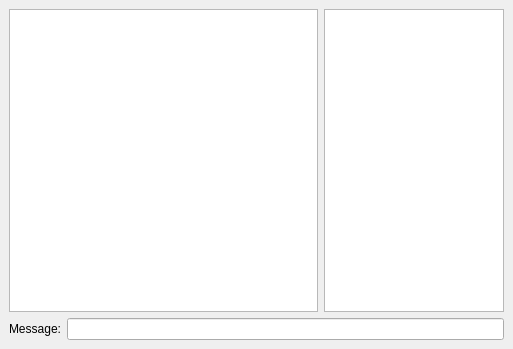
First picture: the form in chatdialog.ui, repository AnnaChernova/P2Pchat, before the edit.
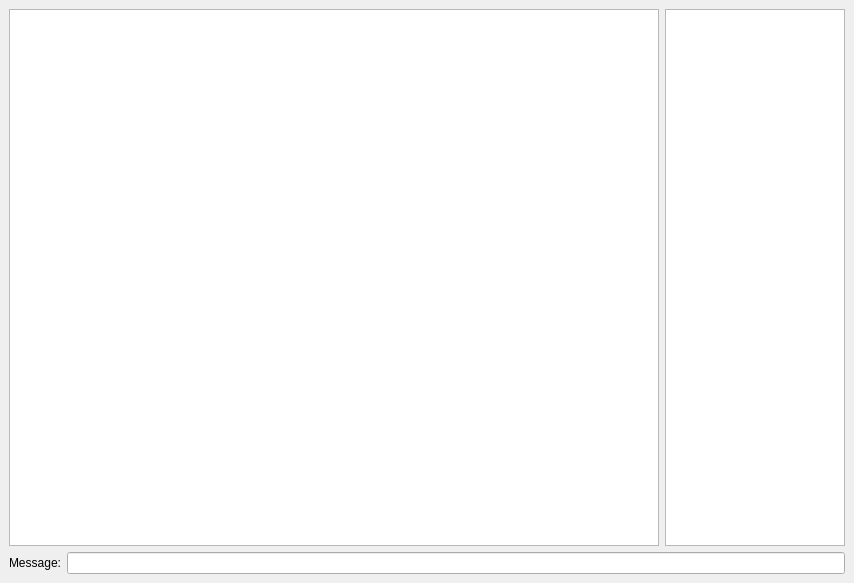
Second picture: the form after the edit.

What changed in the file:
```diff
--- a/chatdialog.ui
+++ b/chatdialog.ui
@@ -1,32 +1,50 @@
 <ui version="4.0" >
  <class>ChatDialog</class>
- <widget class="QDialog" name="ChatDialog" >
-  <property name="geometry" >
+ <widget class="QDialog" name="ChatDialog">
+  <property name="geometry">
    <rect>
     <x>0</x>
     <y>0</y>
-    <width>513</width>
-    <height>349</height>
+    <width>854</width>
+    <height>583</height>
    </rect>
   </property>
   <property name="windowTitle" >
    <string>Chat</string>
   </property>
-  <layout class="QVBoxLayout" >
-   <property name="margin" >
-    <number>9</number>
-   </property>
-   <property name="spacing" >
+  <layout class="QVBoxLayout">
+   <property name="spacing">
     <number>6</number>
    </property>
+   <property name="leftMargin">
+    <number>9</number>
+   </property>
+   <property name="topMargin">
+    <number>9</number>
+   </property>
+   <property name="rightMargin">
+    <number>9</number>
+   </property>
+   <property name="bottomMargin">
+    <number>9</number>
+   </property>
    <item>
-    <layout class="QHBoxLayout" >
-     <property name="margin" >
-      <number>0</number>
-     </property>
-     <property name="spacing" >
+    <layout class="QHBoxLayout">
+     <property name="spacing">
       <number>6</number>
      </property>
+     <property name="leftMargin">
+      <number>0</number>
+     </property>
+     <property name="topMargin">
+      <number>0</number>
+     </property>
+     <property name="rightMargin">
+      <number>0</number>
+     </property>
+     <property name="bottomMargin">
+      <number>0</number>
+     </property>
      <item>
       <widget class="QTextEdit" name="textEdit" >
        <property name="focusPolicy" >
@@ -53,13 +71,22 @@
     </layout>
    </item>
    <item>
-    <layout class="QHBoxLayout" >
-     <property name="margin" >
-      <number>0</number>
-     </property>
-     <property name="spacing" >
+    <layout class="QHBoxLayout">
+     <property name="spacing">
       <number>6</number>
      </property>
+     <property name="leftMargin">
+      <number>0</number>
+     </property>
+     <property name="topMargin">
+      <number>0</number>
+     </property>
+     <property name="rightMargin">
+      <number>0</number>
+     </property>
+     <property name="bottomMargin">
+      <number>0</number>
+     </property>
      <item>
       <widget class="QLabel" name="label" >
        <property name="text" >
```
Left out of the diff: 23 changed lines with no effect on the pictures.
